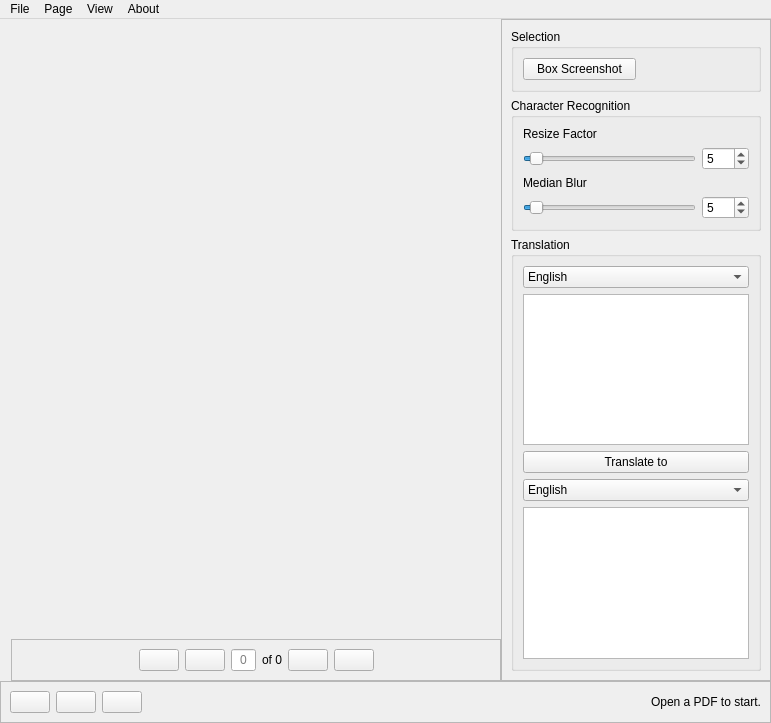
Above: comic-lens/form.ui from kylekce/Comic-Lens before the change. Below: the same form after it.
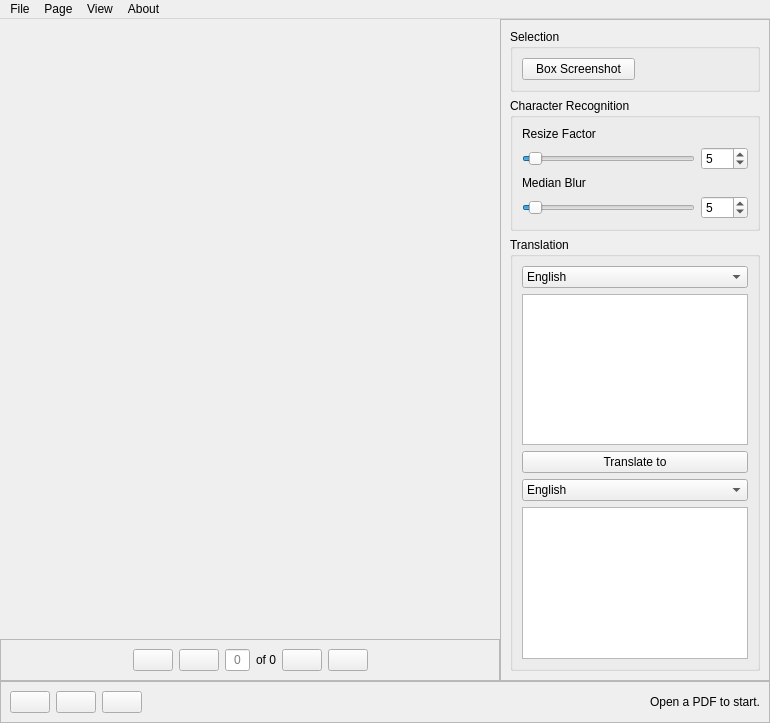
That is the form after the change. Icons and pictures are not drawn.

The edit to the form file:
```diff
--- a/comic-lens/form.ui
+++ b/comic-lens/form.ui
@@ -51,7 +51,7 @@
     <item>
      <layout class="QHBoxLayout" name="main" stretch="2,1">
       <property name="leftMargin">
-       <number>11</number>
+       <number>0</number>
       </property>
       <property name="rightMargin">
        <number>0</number>
@@ -89,7 +89,7 @@
                </property>
                <property name="sizeHint" stdset="0">
                 <size>
-                 <width>103</width>
+                 <width>108</width>
                  <height>20</height>
                 </size>
                </property>
@@ -217,7 +217,7 @@
                </property>
                <property name="sizeHint" stdset="0">
                 <size>
-                 <width>102</width>
+                 <width>107</width>
                  <height>20</height>
                 </size>
                </property>
```
